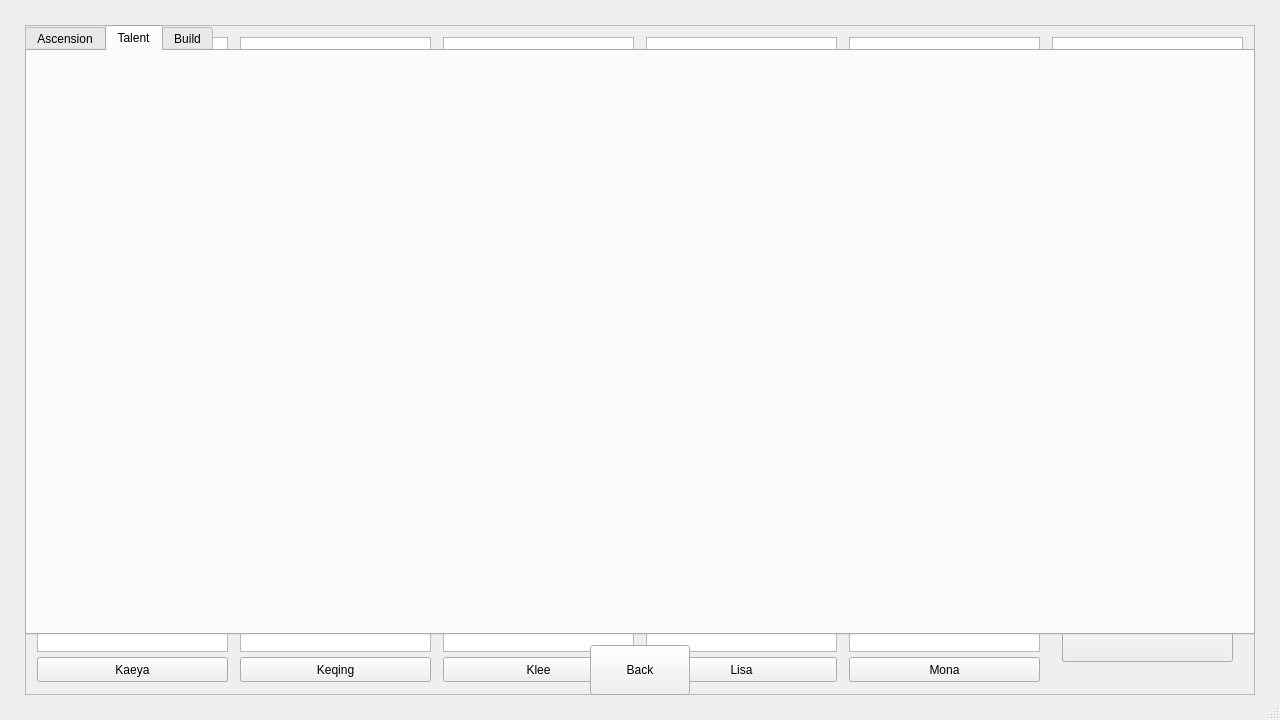
Above: genshin_try.ui from crimvael/genshin_try before the change. Below: the same form after it.
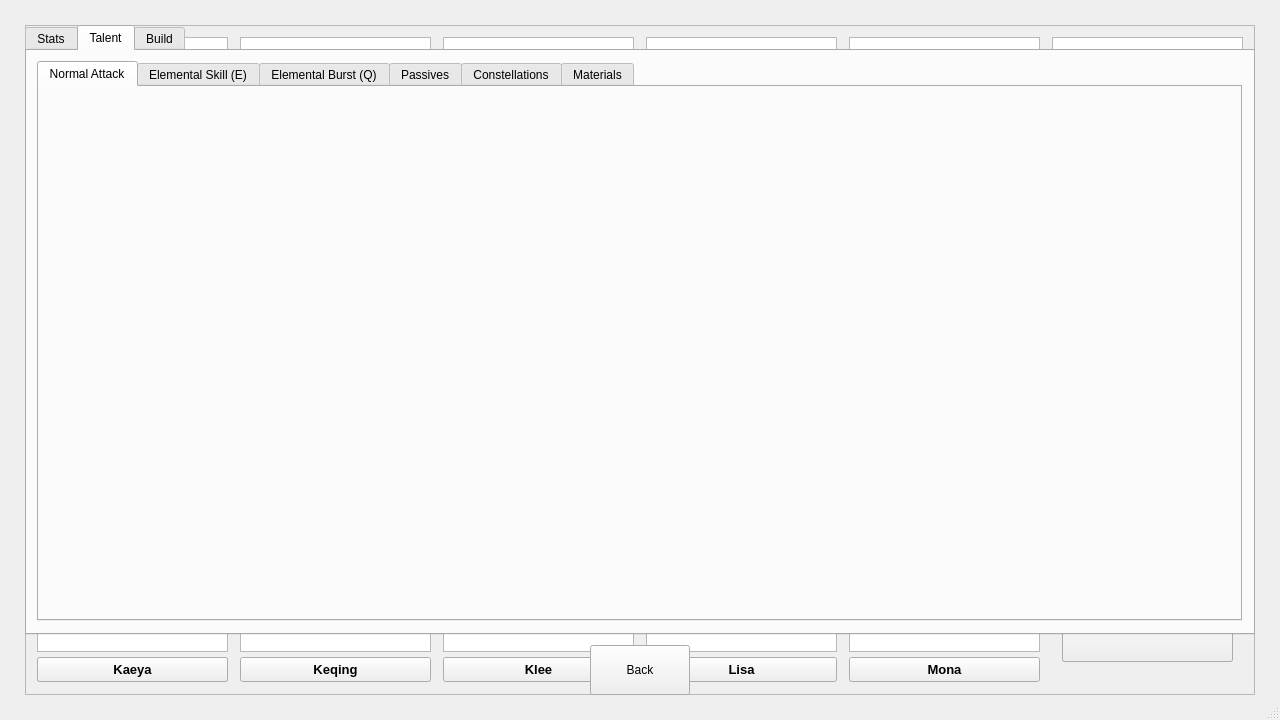
That is the form after the change. The open tabs and pages were chosen to show the change. Icons and pictures are not drawn.

Patch:
```diff
--- a/genshin_try.ui
+++ b/genshin_try.ui
@@ -200,6 +200,13 @@
        <height>25</height>
       </rect>
      </property>
+     <property name="font">
+      <font>
+       <pointsize>10</pointsize>
+       <weight>75</weight>
+       <bold>true</bold>
+      </font>
+     </property>
      <property name="text">
       <string>Albedo</string>
      </property>
@@ -265,6 +272,13 @@
        <height>25</height>
       </rect>
      </property>
+     <property name="font">
+      <font>
+       <pointsize>10</pointsize>
+       <weight>75</weight>
+       <bold>true</bold>
+      </font>
+     </property>
      <property name="text">
       <string>Chongyun</string>
      </property>
@@ -368,6 +382,13 @@
        <height>25</height>
       </rect>
      </property>
+     <property name="font">
+      <font>
+       <pointsize>10</pointsize>
+       <weight>75</weight>
+       <bold>true</bold>
+      </font>
+     </property>
      <property name="text">
       <string>Diluc</string>
      </property>
@@ -433,6 +454,13 @@
        <height>25</height>
       </rect>
      </property>
+     <property name="font">
+      <font>
+       <pointsize>10</pointsize>
+       <weight>75</weight>
+       <bold>true</bold>
+      </font>
+     </property>
      <property name="text">
       <string>Jean</string>
      </property>
@@ -446,6 +474,13 @@
        <height>25</height>
       </rect>
      </property>
+     <property name="font">
+      <font>
+       <pointsize>10</pointsize>
+       <weight>75</weight>
+       <bold>true</bold>
+      </font>
+     </property>
      <property name="text">
       <string>Kaeya</string>
      </property>
@@ -459,6 +494,13 @@
        <height>25</height>
       </rect>
      </property>
+     <property name="font">
+      <font>
+       <pointsize>10</pointsize>
+       <weight>75</weight>
+       <bold>true</bold>
+      </font>
+     </property>
      <property name="text">
       <string>Keqing</string>
      </property>
@@ -472,6 +514,13 @@
        <height>25</height>
       </rect>
      </property>
+     <property name="font">
+      <font>
+       <pointsize>10</pointsize>
+       <weight>75</weight>
+       <bold>true</bold>
+      </font>
+     </property>
      <property name="text">
       <string>Klee</string>
      </property>
@@ -485,6 +534,13 @@
        <height>25</height>
       </rect>
      </property>
+     <property name="font">
+      <font>
+       <pointsize>10</pointsize>
+       <weight>75</weight>
+       <bold>true</bold>
+      </font>
+     </property>
      <property name="text">
       <string>Lisa</string>
      </property>
@@ -498,6 +554,13 @@
        <height>25</height>
       </rect>
      </property>
+     <property name="font">
+      <font>
+       <pointsize>10</pointsize>
+       <weight>75</weight>
+       <bold>true</bold>
+      </font>
+     </property>
      <property name="text">
       <string>Mona</string>
      </property>
@@ -649,6 +712,13 @@
        <height>25</height>
       </rect>
      </property>
+     <property name="font">
+      <font>
+       <pointsize>10</pointsize>
+       <weight>75</weight>
+       <bold>true</bold>
+      </font>
+     </property>
      <property name="text">
       <string>Ningguang</string>
      </property>
@@ -714,6 +784,13 @@
        <height>25</height>
       </rect>
      </property>
+     <property name="font">
+      <font>
+       <pointsize>10</pointsize>
+       <weight>75</weight>
+       <bold>true</bold>
+      </font>
+     </property>
      <property name="text">
       <string>Tartaglia</string>
      </property>
@@ -777,6 +854,13 @@
        <height>25</height>
       </rect>
      </property>
+     <property name="font">
+      <font>
+       <pointsize>10</pointsize>
+       <weight>75</weight>
+       <bold>true</bold>
+      </font>
+     </property>
      <property name="text">
       <string>Venti</string>
      </property>
@@ -842,6 +926,13 @@
        <height>25</height>
       </rect>
      </property>
+     <property name="font">
+      <font>
+       <pointsize>10</pointsize>
+       <weight>75</weight>
+       <bold>true</bold>
+      </font>
+     </property>
      <property name="text">
       <string>Zhongli</string>
      </property>
@@ -855,6 +946,13 @@
        <height>25</height>
       </rect>
      </property>
+     <property name="font">
+      <font>
+       <pointsize>10</pointsize>
+       <weight>75</weight>
+       <bold>true</bold>
+      </font>
+     </property>
      <property name="text">
       <string>Lumine</string>
      </property>
@@ -919,7 +1017,7 @@
     </property>
     <widget class="QWidget" name="tab_3">
      <attribute name="title">
-      <string>Ascension</string>
+      <string>Stats</string>
      </attribute>
      <widget class="QTableWidget" name="tableWidget">
       <property name="enabled">
@@ -1428,6 +1526,49 @@
      <attribute name="title">
       <string>Talent</string>
      </attribute>
+     <widget class="QTabWidget" name="tabWidget_2">
+      <property name="geometry">
+       <rect>
+        <x>10</x>
+        <y>10</y>
+        <width>1205</width>
+        <height>560</height>
+       </rect>
+      </property>
+      <property name="currentIndex">
+       <number>0</number>
+      </property>
+      <widget class="QWidget" name="tab">
+       <attribute name="title">
+        <string>Normal Attack</string>
+       </attribute>
+      </widget>
+      <widget class="QWidget" name="tab_2">
+       <attribute name="title">
+        <string>Elemental Skill (E)</string>
+       </attribute>
+      </widget>
+      <widget class="QWidget" name="tab_6">
+       <attribute name="title">
+        <string>Elemental Burst (Q)</string>
+       </attribute>
+      </widget>
+      <widget class="QWidget" name="tab_7">
+       <attribute name="title">
+        <string>Passives</string>
+       </attribute>
+      </widget>
+      <widget class="QWidget" name="tab_8">
+       <attribute name="title">
+        <string>Constellations</string>
+       </attribute>
+      </widget>
+      <widget class="QWidget" name="tab_9">
+       <attribute name="title">
+        <string>Materials</string>
+       </attribute>
+      </widget>
+     </widget>
     </widget>
     <widget class="QWidget" name="tab_5">
      <attribute name="title">
```
Left out of the diff: 141 changed lines with no effect on the pictures.
